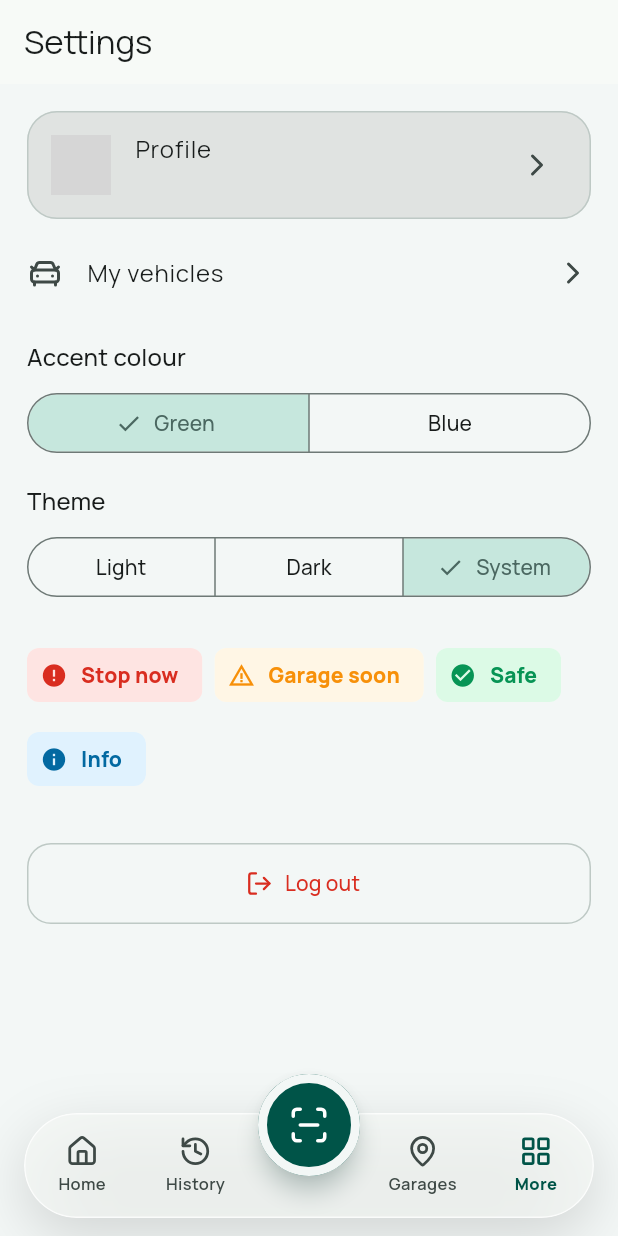
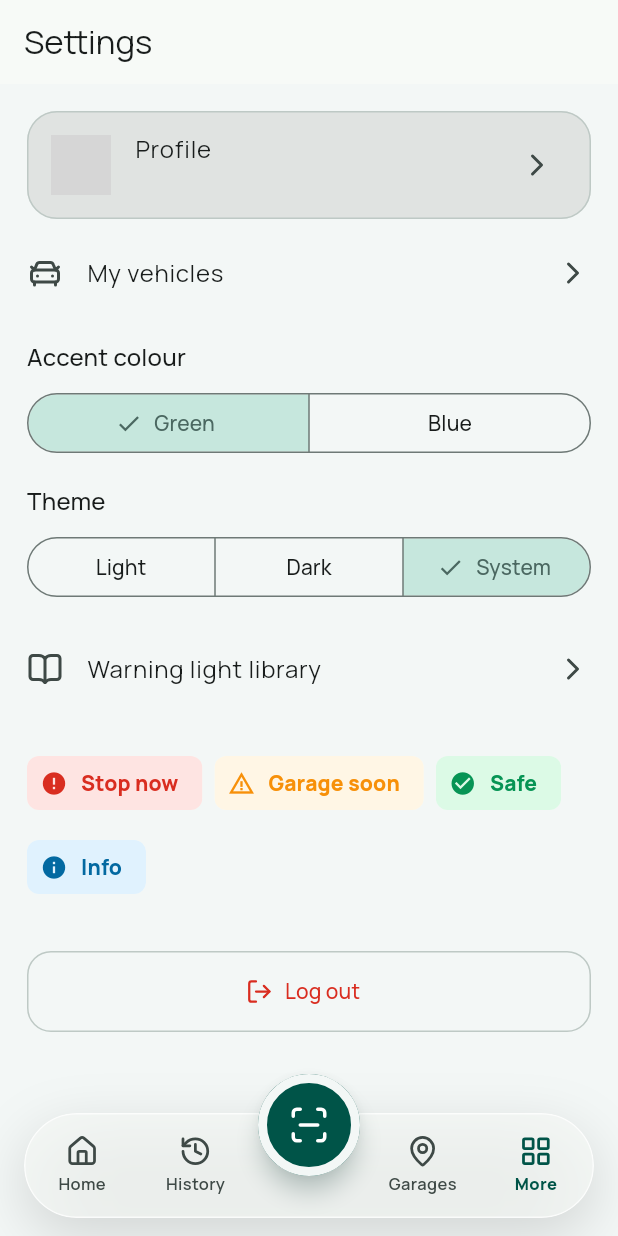
Before and after one commit to snapmyauto/snapmyauto-app, a Flutter app: the screen it shows once a user with an empty profile is signed in, after a tap on "History", after a tap on "Garages", after a tap on "More", on a phone screen of 412 x 824 dp. Run offline on Flutter 3.47's test engine with Material 3 defaults, Android fonts, the phone set to English and light mode, and no system bars; our stand-ins replace camera, cloud_firestore, firebase_auth, firebase_core, flutter_riverpod, flutter_svg and 6 more; missing offline and left inert: tflite_flutter; accounts and stored records are empty; network calls fail; grey boxes are pictures that could not be loaded.

Commit message:
feat: add library routes and settings entry

```diff
--- a/lib/core/router/app_router.dart
+++ b/lib/core/router/app_router.dart
@@ -6,6 +6,8 @@ import 'package:snapmyauto/features/auth/presentation/forgot_password_screen.dar
 import 'package:snapmyauto/features/auth/presentation/login_screen.dart';
 import 'package:snapmyauto/features/auth/presentation/register_screen.dart';
 
+import '../../features/icon_library/presentation/icon_library_screen.dart';
+import '../../features/icon_library/presentation/light_detail_screen.dart';
 import '../../features/auth/data/auth_repository.dart';
 import '../../features/settings/presentation/settings_screen.dart';
 import '../../features/scan/presentation/scan_screen.dart';
@@ -38,6 +40,18 @@ final routerProvider = Provider<GoRouter>((ref) {
       return null;
     },
     routes: [
+      GoRoute(
+        path: '/library',
+        parentNavigatorKey: _rootKey,
+        builder: (context, state) => const IconLibraryScreen(),
+        routes: [
+          GoRoute(
+            path: ':id',
+            builder: (context, state) =>
+                LightDetailScreen(lightId: state.pathParameters['id']!),
+          ),
+        ],
+      ),
       GoRoute(
         path: '/auth/login',
         builder: (context, state) => const LoginScreen(),
--- a/lib/features/settings/presentation/settings_screen.dart
+++ b/lib/features/settings/presentation/settings_screen.dart
@@ -88,6 +88,14 @@ class SettingsScreen extends ConsumerWidget {
             onSelectionChanged: (s) =>
                 ref.read(themeModeProvider.notifier).change(s.first),
           ),
+          const SizedBox(height: 16),
+          ListTile(
+            contentPadding: EdgeInsets.zero,
+            leading: const Icon(LucideIcons.bookOpen),
+            title: const Text('Warning light library'),
+            trailing: const Icon(LucideIcons.chevronRight),
+            onTap: () => context.push('/library'),
+          ),
           const SizedBox(height: 24),
           Wrap(
             spacing: 8,
```
